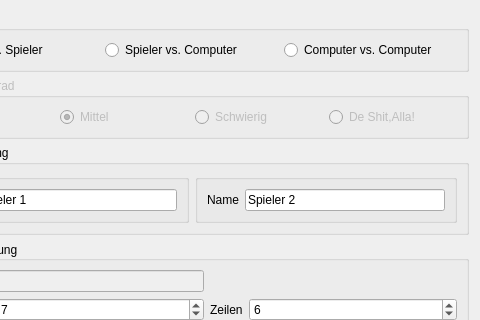
First picture: the form in form/settings.ui, repository kkalicki/4WIN, before the edit; both pictures show x 97 to 577 and y 0 to 320 of the 577 by 674 pixel window.
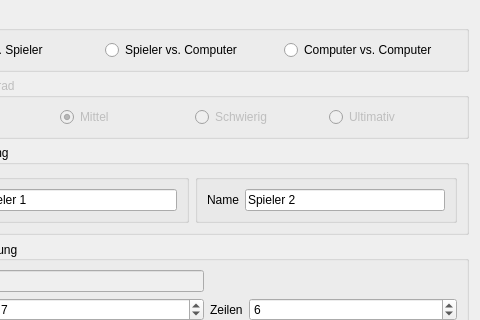
Second picture: the form after the edit.

The edit to the form file:
```diff
--- a/form/settings.ui
+++ b/form/settings.ui
@@ -86,7 +86,7 @@
       <item>
        <widget class="QRadioButton" name="rbultimate">
         <property name="text">
-         <string>De Shit,Alla!</string>
+         <string>Ultimativ</string>
         </property>
        </widget>
       </item>
```
